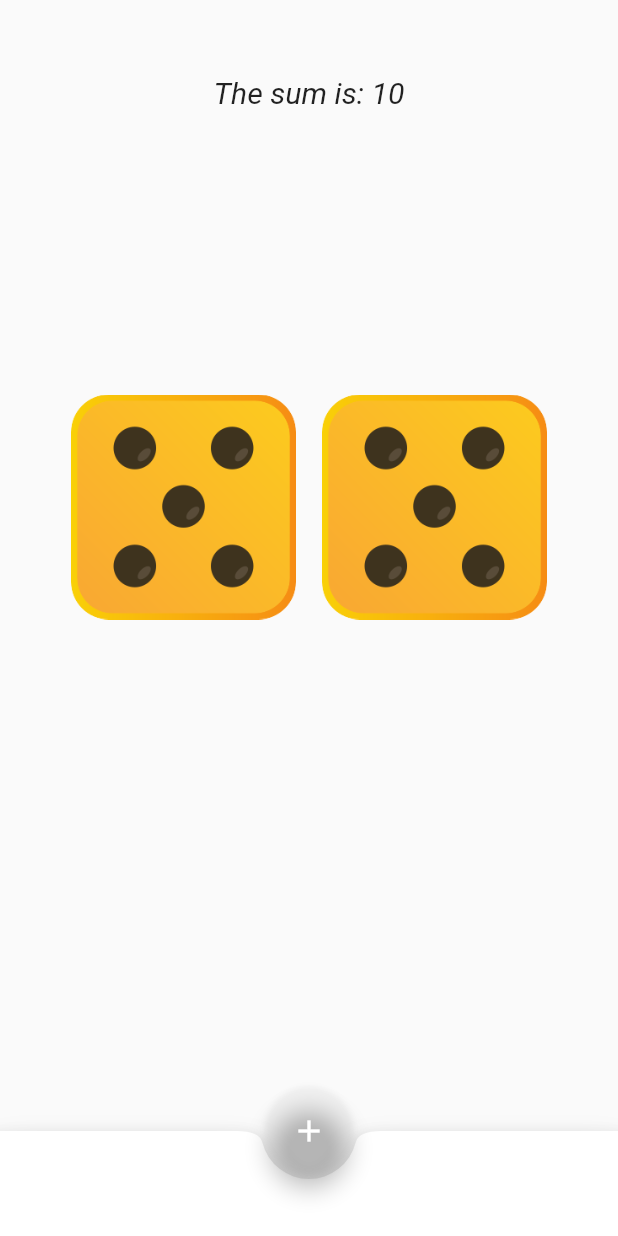
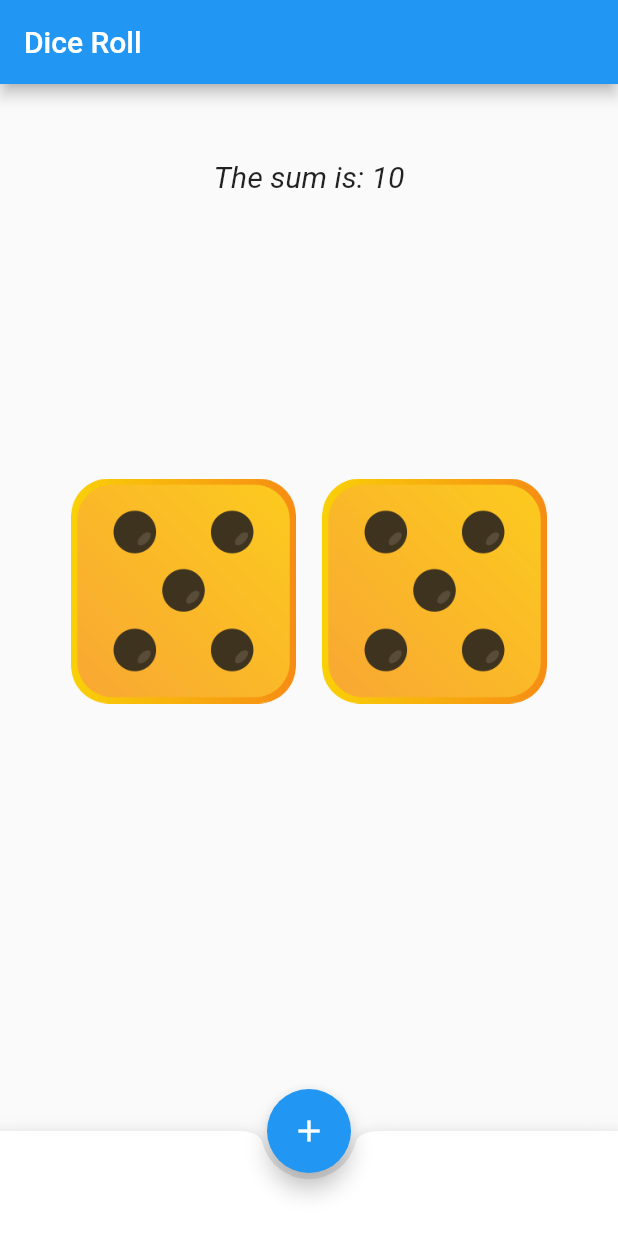
Before and after one commit to Ayush13Bhatia/dice_roll, a Flutter app: the screen it shows after launch, on a phone screen of 412 x 824 dp. Run offline on Flutter 3.47's test engine with Material 2 defaults, Android fonts, the phone set to English and light mode, and no system bars.

Commit message:
main.dart

```diff
--- a/lib/main.dart
+++ b/lib/main.dart
@@ -1,18 +1,28 @@
-import 'package:dice_roller/HomePage.dart';
 import 'package:flutter/material.dart';
-
-// TODO: Update the pubspec file for immage assets first
+import 'HomePage.dart';
 
 void main() => runApp(MyApp());
 
-class MyApp extends StatelessWidget {
+class MyApp extends StatefulWidget {
+  @override
+  _MyAppState createState() => _MyAppState();
+}
+
+class _MyAppState extends State<MyApp> {
   @override
   Widget build(BuildContext context) {
     return MaterialApp(
-      title: 'Dice Roller',
+      title: 'Dice Roll',
       debugShowCheckedModeBanner: false,
-      theme: ThemeData(accentColor: Color(0X5A1C01)),
-      home: HomePage(),
+      theme: ThemeData(
+        primarySwatch: Colors.blue,
+      ),
+      home: Scaffold(
+        appBar: AppBar(
+          title: Text('Dice Roll'),
+        ),
+        body: HomePage(),
+      ),
     );
   }
 }
```
